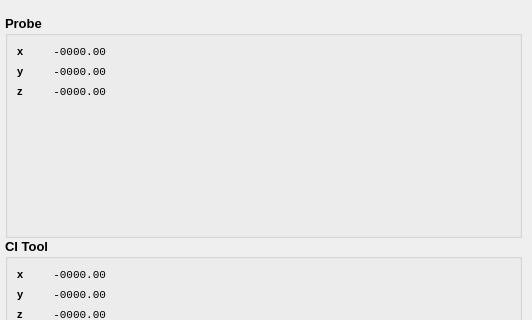
tlbruns/CI-Guidance, file vtk_test/Info.ui: the form before one commit; both pictures show x 0 to 532 and y 0 to 320 of the 532 by 1132 pixel window.
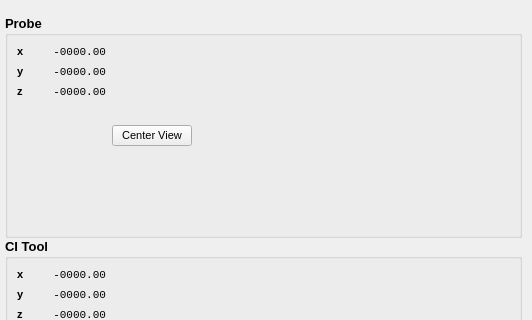
The form after the commit. Icons and pictures are not drawn.

Patch:
```diff
--- a/vtk_test/Info.ui
+++ b/vtk_test/Info.ui
@@ -178,6 +178,20 @@
         </item>
        </layout>
       </item>
+      <item>
+       <widget class="QPushButton" name="button_centerProbe">
+        <property name="font">
+         <font>
+          <pointsize>8</pointsize>
+          <weight>50</weight>
+          <bold>false</bold>
+         </font>
+        </property>
+        <property name="text">
+         <string>Center View</string>
+        </property>
+       </widget>
+      </item>
       <item>
        <spacer name="horizontalSpacer">
         <property name="orientation">
```
Left out of the diff: 10 changed lines with no effect on the pictures.
